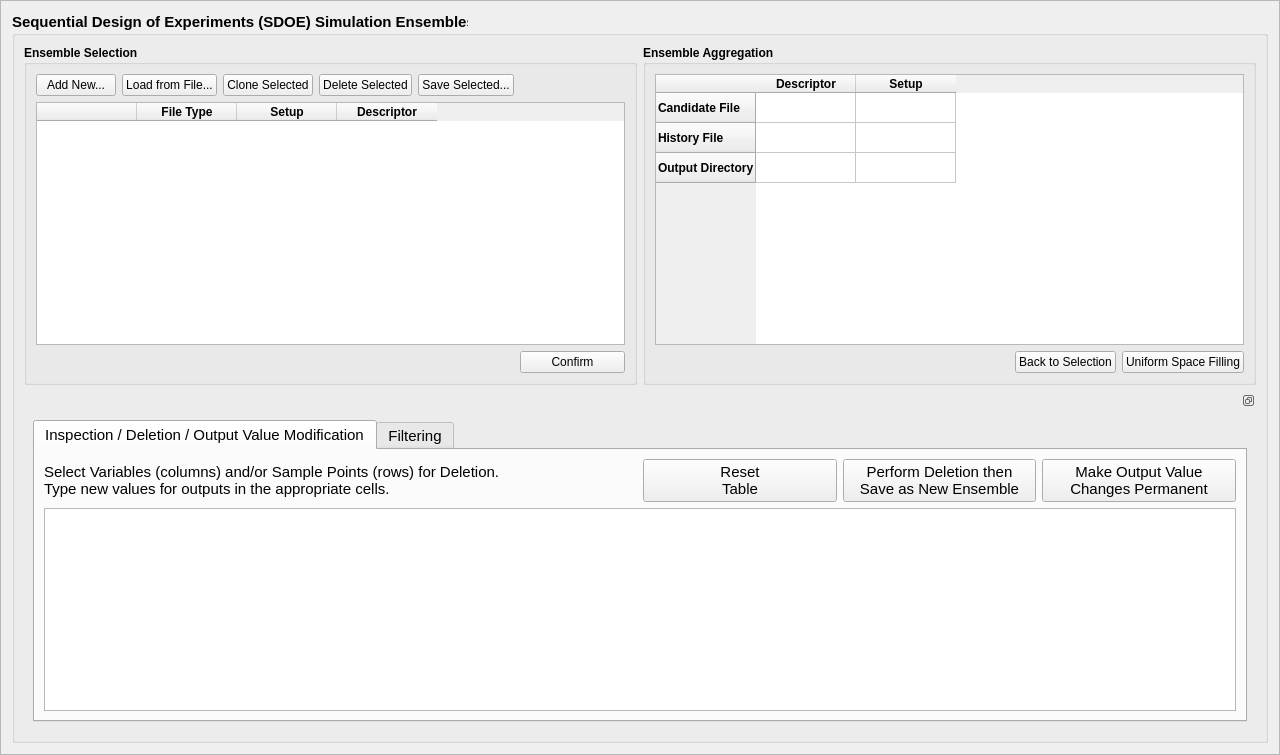
Before: the Qt Designer form foqus_lib/gui/sdoe/sdoeSetupFrame_UI.ui in CCSI-Toolset/FOQUS, drawn with Qt 5.
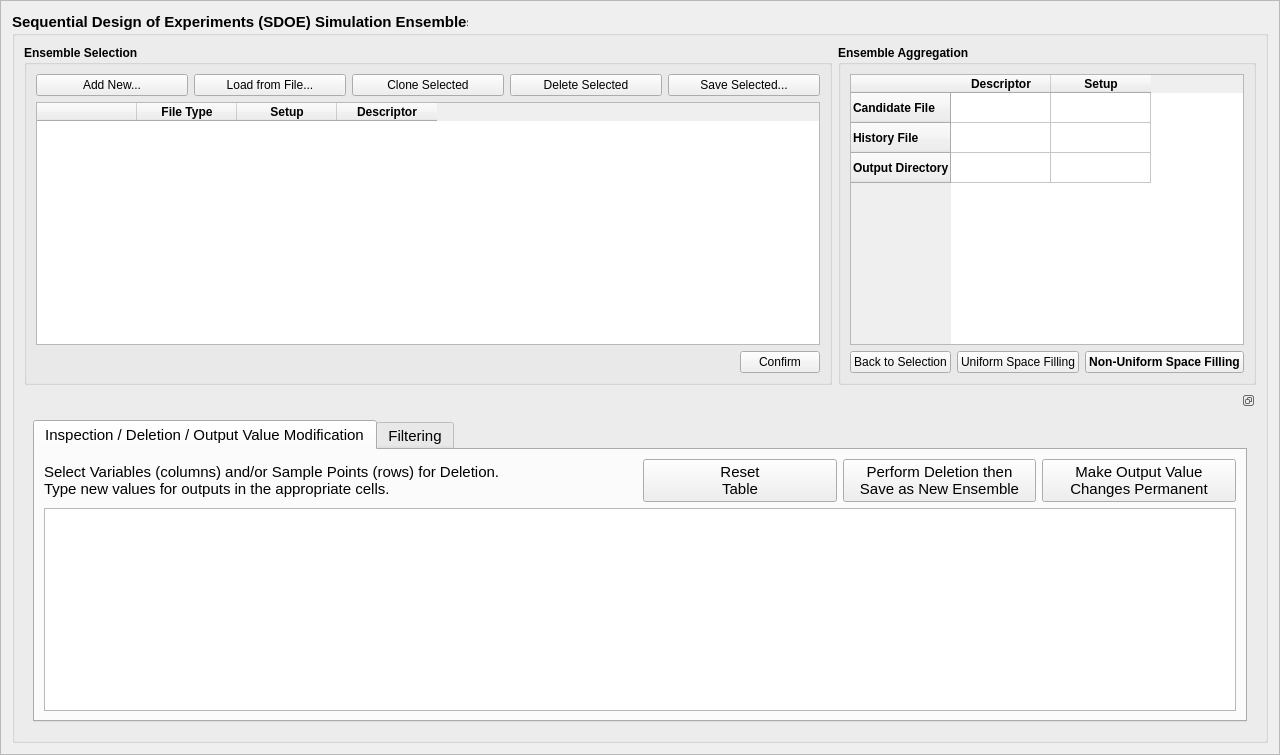
After: the same form once the commit is applied.

Commit message: Adding NUSF GUI elements and placeholders before hooking up the backend code

What changed in the file:
```diff
--- a/foqus_lib/gui/sdoe/sdoeSetupFrame_UI.ui
+++ b/foqus_lib/gui/sdoe/sdoeSetupFrame_UI.ui
@@ -62,8 +62,8 @@
           <property name="title">
            <string>Ensemble Selection</string>
           </property>
-          <layout class="QGridLayout" name="gridLayout_4">
-           <item row="0" column="0">
+          <layout class="QVBoxLayout" name="verticalLayout_2">
+           <item>
             <layout class="QGridLayout" name="gridLayout_3">
              <property name="sizeConstraint">
               <enum>QLayout::SetNoConstraint</enum>
@@ -151,20 +151,7 @@
              </item>
             </layout>
            </item>
-           <item row="0" column="1">
-            <spacer name="horizontalSpacer">
-             <property name="orientation">
-              <enum>Qt::Horizontal</enum>
-             </property>
-             <property name="sizeHint" stdset="0">
-              <size>
-               <width>40</width>
-               <height>20</height>
-              </size>
-             </property>
-            </spacer>
-           </item>
-           <item row="1" column="0" colspan="2">
+           <item>
             <widget class="QTableWidget" name="filesTable">
              <property name="baseSize">
               <size>
@@ -210,7 +197,22 @@
              </column>
             </widget>
            </item>
-           <item row="2" column="1">
+           <item>
+            <layout class="QHBoxLayout" name="horizontalLayout_3">
+             <item>
+              <spacer name="horizontalSpacer_2">
+               <property name="orientation">
+                <enum>Qt::Horizontal</enum>
+               </property>
+               <property name="sizeHint" stdset="0">
+                <size>
+                 <width>40</width>
+                 <height>20</height>
+                </size>
+               </property>
+              </spacer>
+             </item>
+             <item>
             <widget class="QPushButton" name="confirmButton">
              <property name="font">
               <font>
@@ -230,18 +232,7 @@
              </property>
             </widget>
            </item>
-           <item row="2" column="0">
-            <spacer name="horizontalSpacer_2">
-             <property name="orientation">
-              <enum>Qt::Horizontal</enum>
-             </property>
-             <property name="sizeHint" stdset="0">
-              <size>
-               <width>40</width>
-               <height>20</height>
-              </size>
-             </property>
-            </spacer>
+            </layout>
            </item>
           </layout>
          </widget>
@@ -264,8 +255,35 @@
           <property name="title">
            <string>Ensemble Aggregation</string>
           </property>
-          <layout class="QGridLayout" name="gridLayout_5">
+          <layout class="QGridLayout" name="gridLayout_4">
+           <item row="1" column="0">
+            <widget class="QPushButton" name="backSelectionButton">
+             <property name="font">
+              <font>
+               <weight>50</weight>
+               <bold>false</bold>
+              </font>
+             </property>
+             <property name="toolTip">
+              <string>Click to go back to ensemble selection.</string>
+             </property>
+             <property name="text">
+              <string>Back to Selection</string>
+             </property>
+            </widget>
+           </item>
            <item row="1" column="2">
+            <widget class="QPushButton" name="analyzeNUSFButton">
+             <property name="toolTip">
+              <string>Click to create a non-uniform 
+space filling design</string>
+             </property>
+             <property name="text">
+              <string>Non-Uniform Space Filling</string>
+             </property>
+            </widget>
+           </item>
+           <item row="1" column="1">
             <widget class="QPushButton" name="analyzeButton">
              <property name="font">
               <font>
@@ -282,35 +300,6 @@
              </property>
             </widget>
            </item>
-           <item row="1" column="1">
-            <widget class="QPushButton" name="backSelectionButton">
-             <property name="font">
-              <font>
-               <weight>50</weight>
-               <bold>false</bold>
-              </font>
-             </property>
-             <property name="toolTip">
-              <string>Click to go back to ensemble selection.</string>
-             </property>
-             <property name="text">
-              <string>Back to Selection</string>
-             </property>
-            </widget>
-           </item>
-           <item row="1" column="0">
-            <spacer name="horizontalSpacer_3">
-             <property name="orientation">
-              <enum>Qt::Horizontal</enum>
-             </property>
-             <property name="sizeHint" stdset="0">
-              <size>
-               <width>40</width>
-               <height>20</height>
-              </size>
-             </property>
-            </spacer>
-           </item>
            <item row="0" column="0" colspan="3">
             <widget class="QTableWidget" name="aggFilesTable">
              <row>
```
Lines whose indentation alone changed are shown as unchanged. The commit also changes 3 other files.
